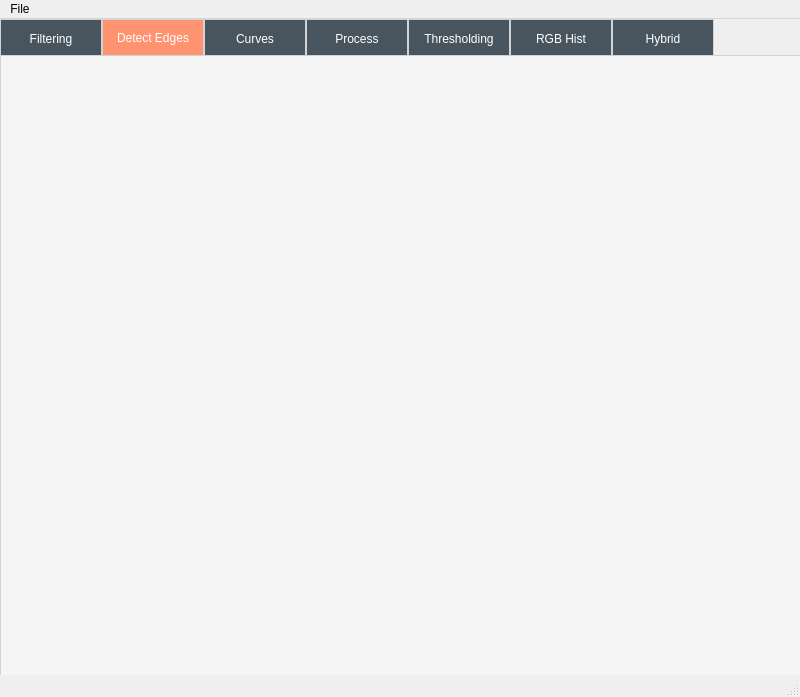
Before: the Qt Designer form mainwindow.ui in MohabGhobashy/image_processing_studio, drawn with Qt 5.
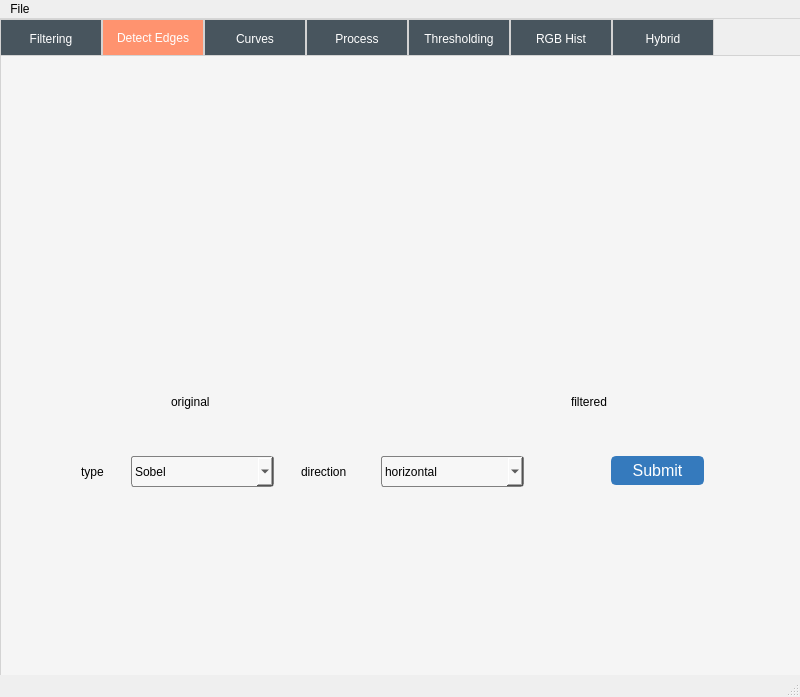
After: the same form once the commit is applied. The open tabs and pages were chosen to show the change. Icons and pictures are not drawn.

Commit message: tab edge detection done(3omdaa)

The edit to the form file:
```diff
--- a/mainwindow.ui
+++ b/mainwindow.ui
@@ -395,6 +395,235 @@
      <attribute name="title">
       <string>Detect Edges</string>
      </attribute>
+     <widget class="QWidget" name="horizontalLayoutWidget_5">
+      <property name="geometry">
+       <rect>
+        <x>20</x>
+        <y>40</y>
+        <width>361</width>
+        <height>281</height>
+       </rect>
+      </property>
+      <layout class="QHBoxLayout" name="horizontalLayout_13">
+       <item>
+        <widget class="QLabel" name="originalImgEdges">
+         <property name="text">
+          <string/>
+         </property>
+        </widget>
+       </item>
+      </layout>
+     </widget>
+     <widget class="QWidget" name="horizontalLayoutWidget_6">
+      <property name="geometry">
+       <rect>
+        <x>420</x>
+        <y>40</y>
+        <width>361</width>
+        <height>281</height>
+       </rect>
+      </property>
+      <layout class="QHBoxLayout" name="horizontalLayout_14">
+       <item>
+        <widget class="QLabel" name="filteredImgEdge">
+         <property name="text">
+          <string/>
+         </property>
+        </widget>
+       </item>
+      </layout>
+     </widget>
+     <widget class="QLabel" name="originalImgLbl_2">
+      <property name="geometry">
+       <rect>
+        <x>170</x>
+        <y>330</y>
+        <width>131</width>
+        <height>31</height>
+       </rect>
+      </property>
+      <property name="text">
+       <string>original</string>
+      </property>
+     </widget>
+     <widget class="QLabel" name="originalImgLbl_3">
+      <property name="geometry">
+       <rect>
+        <x>570</x>
+        <y>330</y>
+        <width>131</width>
+        <height>31</height>
+       </rect>
+      </property>
+      <property name="text">
+       <string>filtered</string>
+      </property>
+     </widget>
+     <widget class="QPushButton" name="submitEdges">
+      <property name="geometry">
+       <rect>
+        <x>610</x>
+        <y>400</y>
+        <width>93</width>
+        <height>29</height>
+       </rect>
+      </property>
+      <property name="styleSheet">
+       <string notr="true">QPushButton {
+    color: white;
+    background-color: #357abd;
+    border: 2px solid #357abd;
+    border-radius: 5px;
+    padding: 5px 10px;
+    font-size: 16px;
+}
+
+QPushButton:hover {
+    background-color: #1e90ff;
+    border-color: #1e90ff;
+}
+
+QPushButton:pressed {
+    background-color: #0066cc;
+    border-color: #0066cc;
+}
+
+
+
+
+</string>
+      </property>
+      <property name="text">
+       <string>Submit</string>
+      </property>
+     </widget>
+     <widget class="QComboBox" name="EdgesFilter">
+      <property name="geometry">
+       <rect>
+        <x>130</x>
+        <y>400</y>
+        <width>143</width>
+        <height>31</height>
+       </rect>
+      </property>
+      <property name="styleSheet">
+       <string notr="true">QComboBox {
+    border: 1px solid gray;
+    border-radius: 3px;
+    padding: 1px 18px 1px 3px;
+    min-width: 6em;
+    background-color: #f7f7f7;
+}
+
+QComboBox::drop-down {
+    subcontrol-origin: padding;
+    subcontrol-position: top right;
+    width: 15px;
+    border-left-width: 1px;
+    border-left-color: darkgray;
+    border-left-style: solid;
+    border-top-right-radius: 3px;
+    border-bottom-right-radius: 3px;
+    background-image: url(down_arrow.png);
+    background-position: center right;
+    background-repeat: no-repeat;
+    margin-right: 2px;
+}
+
+QComboBox::down-arrow {
+    image: url(down_arrow.png);
+}</string>
+      </property>
+      <item>
+       <property name="text">
+        <string>Sobel</string>
+       </property>
+      </item>
+      <item>
+       <property name="text">
+        <string>Prewitt</string>
+       </property>
+      </item>
+      <item>
+       <property name="text">
+        <string>Roberts</string>
+       </property>
+      </item>
+     </widget>
+     <widget class="QComboBox" name="EdgesDirection">
+      <property name="geometry">
+       <rect>
+        <x>380</x>
+        <y>400</y>
+        <width>143</width>
+        <height>31</height>
+       </rect>
+      </property>
+      <property name="styleSheet">
+       <string notr="true">QComboBox {
+    border: 1px solid gray;
+    border-radius: 3px;
+    padding: 1px 18px 1px 3px;
+    min-width: 6em;
+    background-color: #f7f7f7;
+}
+
+QComboBox::drop-down {
+    subcontrol-origin: padding;
+    subcontrol-position: top right;
+    width: 15px;
+    border-left-width: 1px;
+    border-left-color: darkgray;
+    border-left-style: solid;
+    border-top-right-radius: 3px;
+    border-bottom-right-radius: 3px;
+    background-image: url(down_arrow.png);
+    background-position: center right;
+    background-repeat: no-repeat;
+    margin-right: 2px;
+}
+
+QComboBox::down-arrow {
+    image: url(down_arrow.png);
+}</string>
+      </property>
+      <item>
+       <property name="text">
+        <string>horizontal</string>
+       </property>
+      </item>
+      <item>
+       <property name="text">
+        <string>vertical</string>
+       </property>
+      </item>
+     </widget>
+     <widget class="QLabel" name="label">
+      <property name="geometry">
+       <rect>
+        <x>80</x>
+        <y>400</y>
+        <width>63</width>
+        <height>31</height>
+       </rect>
+      </property>
+      <property name="text">
+       <string>type</string>
+      </property>
+     </widget>
+     <widget class="QLabel" name="label2">
+      <property name="geometry">
+       <rect>
+        <x>300</x>
+        <y>400</y>
+        <width>71</width>
+        <height>31</height>
+       </rect>
+      </property>
+      <property name="text">
+       <string>direction</string>
+      </property>
+     </widget>
     </widget>
     <widget class="QWidget" name="tab_2">
      <attribute name="title">
```
Left out of the diff: 2 changed lines with no effect on the pictures. The commit also changes 7 other files.
